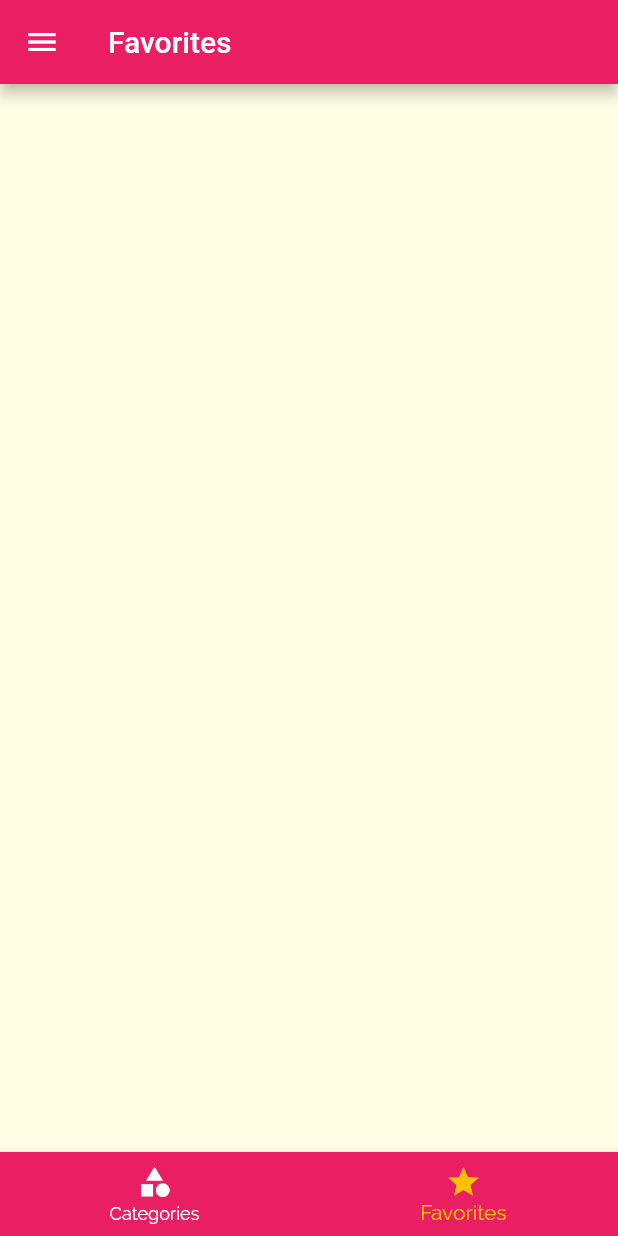
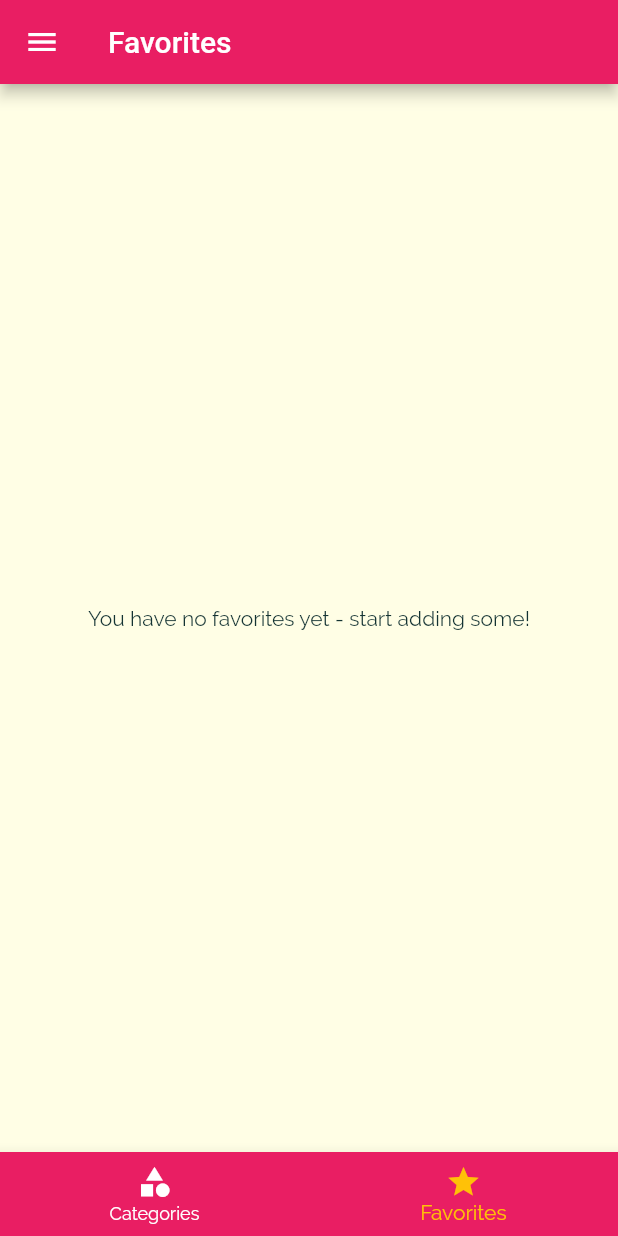
Before and after one commit to Nobi1202/Meals-App, a Flutter app: the screen it shows after launch, item 2 of the bottom bar chosen, on a phone screen of 412 x 824 dp. Run offline on Flutter 3.47's test engine with Material 2 defaults, Android fonts, the phone set to English and light mode, and no system bars.

Commit message:
Update: Adding favorite screen

```diff
--- a/lib/main.dart
+++ b/lib/main.dart
@@ -25,6 +25,7 @@ class _MyAppState extends State<MyApp> {
   };
 
   List<Meal> _availableMeals = DUMMY_MEALS;
+  final List<Meal> _favoriteMeals = [];
 
   void _setFilter(Map<String, bool> filterData) {
     setState(() {
@@ -46,6 +47,24 @@ class _MyAppState extends State<MyApp> {
         return true;
       }).toList();
     });
+  }
+
+  void _toggleFavorite(String mealId) {
+    final existingIndex =
+        _favoriteMeals.indexWhere((meal) => meal.id == mealId);
+    if (existingIndex >= 0) {
+      setState(() {
+        _favoriteMeals.removeAt(existingIndex);
+      });
+    } else {
+      setState(() {
+        _favoriteMeals.add(DUMMY_MEALS.firstWhere((meal) => meal.id == mealId));
+      });
+    }
+  }
+
+  bool _isMealFavorite(String id) {
+    return _favoriteMeals.any((meal) => meal.id == id);
   }
 
   @override
@@ -72,10 +91,11 @@ class _MyAppState extends State<MyApp> {
       // home: const CategoriesScreen(),
       initialRoute: '/',
       routes: {
-        '/': (ctx) => const TabsScreen(),
+        '/': (ctx) => TabsScreen(_favoriteMeals),
         CategoryMealsScreen.routeName: (ctx) =>
             CategoryMealsScreen(_availableMeals),
-        MealDetailScreen.routeName: (ctx) => const MealDetailScreen(),
+        MealDetailScreen.routeName: (ctx) => MealDetailScreen(
+            isFavorite: _isMealFavorite, toggleFavorite: _toggleFavorite),
         FilterScreen.routeName: (ctx) => FilterScreen(
               _filter,
               saveFilter: _setFilter,
--- a/lib/meal_item.dart
+++ b/lib/meal_item.dart
@@ -10,7 +10,6 @@ class MealItem extends StatelessWidget {
   final int duration;
   final Complexity complexity;
   final Affordability affordability;
-  final Function removeItem;
 
   const MealItem(
       {required this.affordability,
@@ -19,7 +18,6 @@ class MealItem extends StatelessWidget {
       required this.id,
       required this.duration,
       required this.imageUrl,
-        required this.removeItem,
       Key? key})
       : super(key: key);
 
@@ -61,7 +59,7 @@ class MealItem extends StatelessWidget {
       arguments: id,
     ).then((result) {
       if(result != null) {
-        removeItem(result);
+        // removeItem(result);
       }
     }
     );
--- a/lib/models/meal.dart
+++ b/lib/models/meal.dart
@@ -1,4 +1,3 @@
-import 'package:flutter/material.dart';
 
 enum Complexity {
   Simple,
--- a/lib/screens/category_meals_screen.dart
+++ b/lib/screens/category_meals_screen.dart
@@ -66,7 +66,6 @@ class _CategoryMealsScreenState extends State<CategoryMealsScreen> {
             title: displayedMeals[index].title,
             duration: displayedMeals[index].duration,
             imageUrl: displayedMeals[index].imageUrl,
-            removeItem: _removeMeal,
           );
         },
         itemCount: displayedMeals.length,
--- a/lib/screens/favorite_screen.dart
+++ b/lib/screens/favorite_screen.dart
@@ -1,10 +1,33 @@
 import 'package:flutter/material.dart';
+import 'package:meals_app/models/meal.dart';
+
+import '../meal_item.dart';
 
 class FavoriteScreen extends StatelessWidget {
-  const FavoriteScreen({Key? key}) : super(key: key);
+  final List<Meal> favoriteMeals;
+
+  const FavoriteScreen(this.favoriteMeals, {Key? key}) : super(key: key);
 
   @override
   Widget build(BuildContext context) {
-    return Container();
+    if (favoriteMeals.isEmpty) {
+      return const Center(
+        child: Text("You have no favorites yet - start adding some!"),
+      );
+    } else {
+      return ListView.builder(
+        itemBuilder: (ctx, index) {
+          return MealItem(
+            id: favoriteMeals[index].id,
+            affordability: favoriteMeals[index].affordability,
+            complexity: favoriteMeals[index].complexity,
+            title: favoriteMeals[index].title,
+            duration: favoriteMeals[index].duration,
+            imageUrl: favoriteMeals[index].imageUrl,
+          );
+        },
+        itemCount: favoriteMeals.length,
+      );
+    }
   }
 }
--- a/lib/screens/tabs_screen.dart
+++ b/lib/screens/tabs_screen.dart
@@ -1,21 +1,30 @@
 import 'package:flutter/material.dart';
+import 'package:meals_app/models/meal.dart';
 import 'package:meals_app/screens/categories_screen.dart';
 import 'package:meals_app/screens/favorite_screen.dart';
 import 'package:meals_app/widgets/main_drawer.dart';
 
 class TabsScreen extends StatefulWidget {
-  const TabsScreen({Key? key}) : super(key: key);
+  final List<Meal> favoriteMeals;
+
+  const TabsScreen(this.favoriteMeals, {Key? key}) : super(key: key);
 
   @override
   _TabsScreenState createState() => _TabsScreenState();
 }
 
 class _TabsScreenState extends State<TabsScreen> {
-  final List<Map<String, dynamic>> _pages = [
-    {'pages': const CategoriesScreen(), 'title': 'Categories'},
-    {'pages': const FavoriteScreen(), 'title': 'Favorites'},
-  ];
+  late List<Map<String, dynamic>> _pages;
   int _selectedPageIndex = 0;
+
+  @override
+  void initState() {
+    _pages = [
+      {'pages': const CategoriesScreen(), 'title': 'Categories'},
+      {'pages': FavoriteScreen(widget.favoriteMeals), 'title': 'Favorites'},
+    ];
+    super.initState();
+  }
 
   void _selectPage(int index) {
     setState(() {
```
Also changed, not shown: lib/screens/meal_detail_screen.dart (+9 -6 lines).
